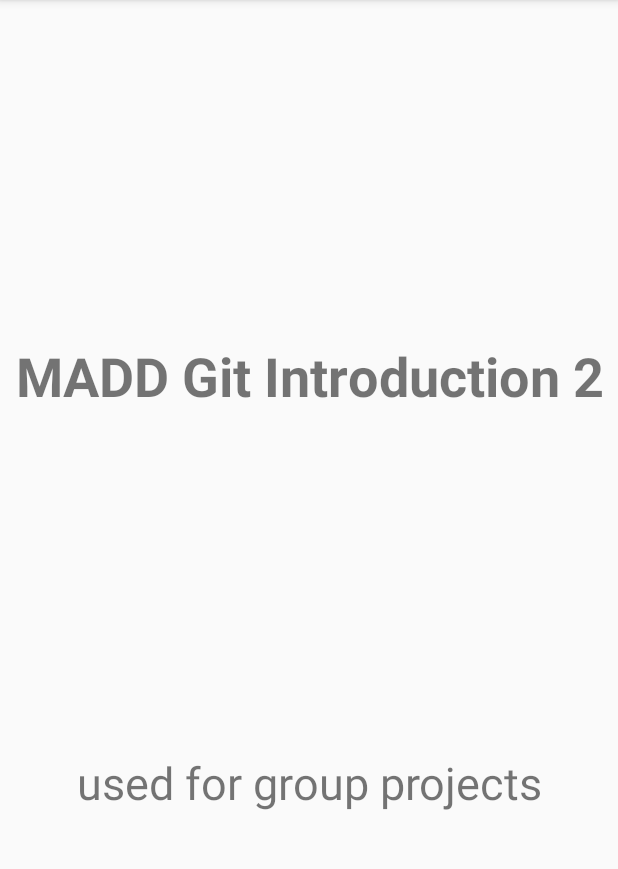
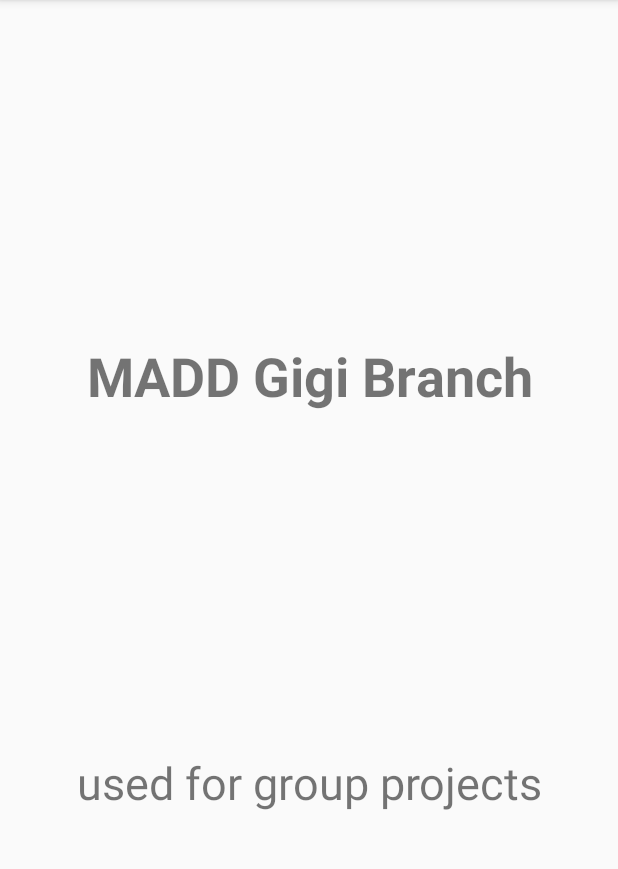
Before and after one commit to gihanigunarathna/MADD2020, an Android app: the screen it shows after launch (MainActivity), on a phone screen of 412 x 824 dp, the part 84-953 px from its top. Run offline under Robolectric (Android 15) with nearby library versions, the phone set to English and light mode, and no system bars.

Commit message:
Changes the title branch

```diff
--- a/app/src/main/res/values/strings.xml
+++ b/app/src/main/res/values/strings.xml
@@ -1,5 +1,5 @@
 <resources>
     <string name="app_name">MyweekendCode</string>
-    <string name="title">MADD Git Introduction 2</string>
+    <string name="title">MADD Gigi Branch</string>
     <string name="sub_title">used for group projects</string>
 </resources>
```
